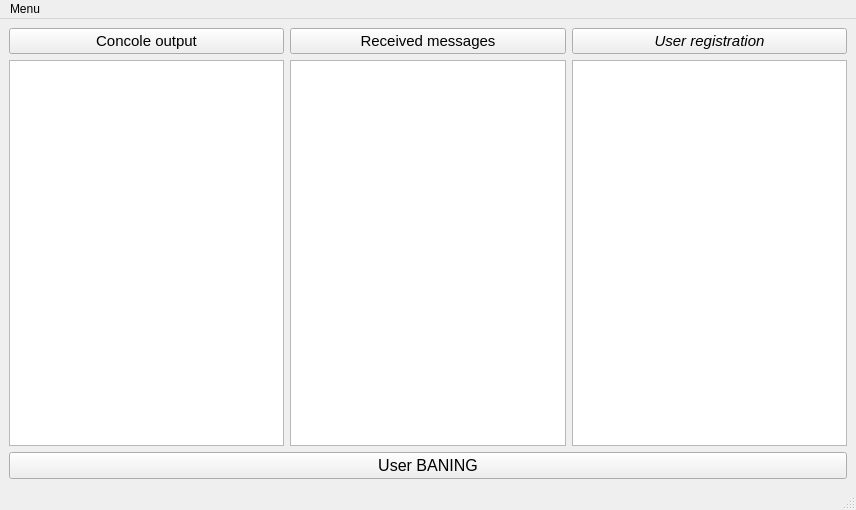
Qt form src/mainwindow.ui (AleksandrLeykin/HomeworkM36) before a commit.
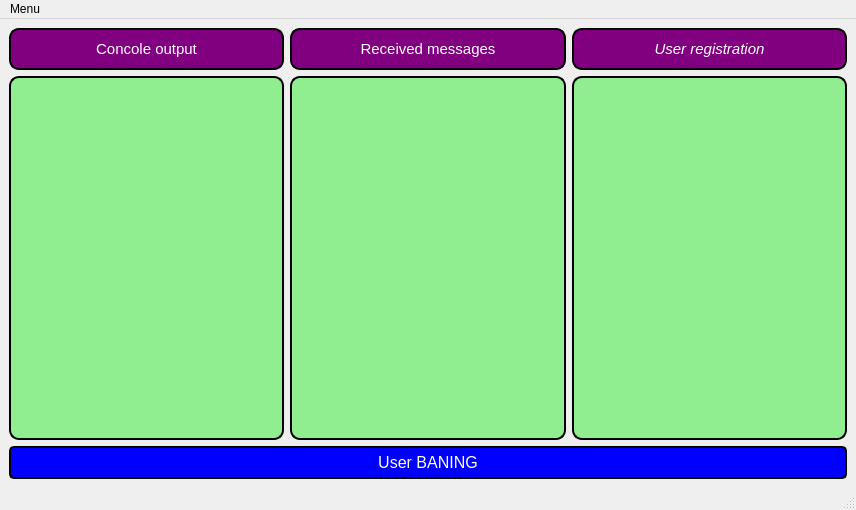
The same form after that commit.

```diff
--- a/src/mainwindow.ui
+++ b/src/mainwindow.ui
@@ -13,6 +13,9 @@
   <property name="windowTitle">
    <string>MainWindow</string>
   </property>
+  <property name="styleSheet">
+   <string notr="true"/>
+  </property>
   <widget class="QWidget" name="centralwidget">
    <layout class="QVBoxLayout" name="verticalLayout_4">
     <item>
@@ -26,13 +29,35 @@
             <pointsize>11</pointsize>
            </font>
           </property>
+          <property name="styleSheet">
+           <string notr="true">QPushButton {
+	background-color: purple;
+    color: white;
+	border: 2px solid black;
+	border-radius: 10px;
+	 padding: 10px; 
+}
+QPushButton:hover {
+       background-color: white;
+   }</string>
+          </property>
           <property name="text">
            <string>Concole output</string>
           </property>
          </widget>
         </item>
         <item>
-         <widget class="QTextBrowser" name="consoleBrowser"/>
+         <widget class="QTextBrowser" name="consoleBrowser">
+          <property name="styleSheet">
+           <string notr="true">QTextBrowser {
+	background-color: rgb(144, 238, 144);
+    color: black;
+	border: 2px solid black;
+	border-radius: 10px;
+	 padding: 10px; 
+}</string>
+          </property>
+         </widget>
         </item>
        </layout>
       </item>
@@ -45,13 +70,35 @@
             <pointsize>11</pointsize>
            </font>
           </property>
+          <property name="styleSheet">
+           <string notr="true">QPushButton {
+	background-color: purple;
+    color: white;
+	border: 2px solid black;
+	border-radius: 10px;
+	 padding: 10px; 
+}
+QPushButton:hover {
+       background-color: green;
+   }</string>
+          </property>
           <property name="text">
            <string>Received messages</string>
           </property>
          </widget>
         </item>
         <item>
-         <widget class="QTextEdit" name="textEdit"/>
+         <widget class="QTextEdit" name="textEdit">
+          <property name="styleSheet">
+           <string notr="true">QTextEdit {
+	background-color: rgb(144, 238, 144);
+    color: black;
+	border: 2px solid black;
+	border-radius: 10px;
+	 padding: 10px; 
+}</string>
+          </property>
+         </widget>
         </item>
        </layout>
       </item>
@@ -66,6 +113,18 @@
             <kerning>false</kerning>
            </font>
           </property>
+          <property name="styleSheet">
+           <string notr="true">QPushButton {
+	background-color: purple;
+    color: white;
+	border: 2px solid black;
+	border-radius: 10px;
+	 padding: 10px; 
+}
+QPushButton:hover {
+       background-color: green;
+   }</string>
+          </property>
           <property name="text">
            <string>User registration</string>
           </property>
@@ -78,6 +137,15 @@
             <pointsize>9</pointsize>
            </font>
           </property>
+          <property name="styleSheet">
+           <string notr="true">QTextBrowser {
+	background-color: rgb(144, 238, 144);
+    color: black;
+	border: 2px solid black;
+	border-radius: 10px;
+	 padding: 10px; 
+}</string>
+          </property>
          </widget>
         </item>
        </layout>
@@ -91,6 +159,18 @@
         <pointsize>12</pointsize>
        </font>
       </property>
+      <property name="styleSheet">
+       <string notr="true">QPushButton {
+background-color: blue;
+color: white;
+border: 2px solid black;
+border-radius: 5px;
+padding: 5px;
+}
+QPushButton:hover {
+background-color: red;
+}</string>
+      </property>
       <property name="text">
        <string>User BANING</string>
       </property>
```
Left out of the diff: 4 changed lines with no effect on the pictures.
